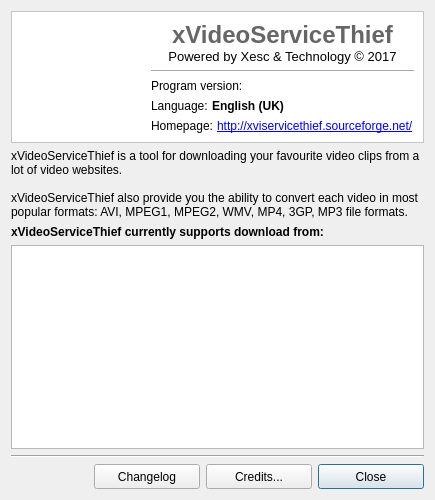
Before: the Qt Designer form ui/information.ui in xVST/xVideoServiceThief, drawn with Qt 5.
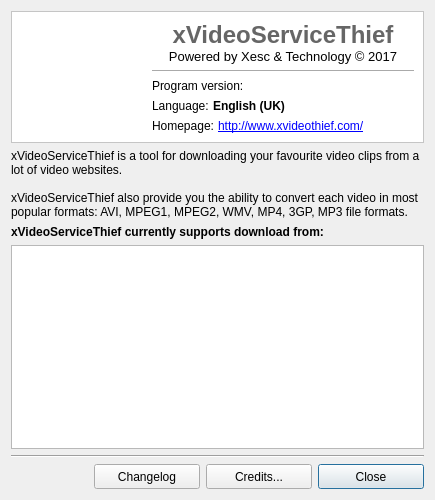
After: the same form once the commit is applied. Icons and pictures are not drawn.

Commit message: Migrated domain from old sourceforge site to new domain xvideothief.com

```diff
--- a/ui/information.ui
+++ b/ui/information.ui
@@ -163,7 +163,7 @@
           <item>
            <widget class="QLabel" name="lblURL">
             <property name="text">
-             <string>&lt;a href=&quot;http://xviservicethief.sourceforge.net/&quot;&gt;http://xviservicethief.sourceforge.net/&lt;/a&gt;</string>
+             <string>&lt;a href=&quot;http://www.xvideothief.com/&quot;&gt;http://www.xvideothief.com/&lt;/a&gt;</string>
             </property>
             <property name="openExternalLinks">
              <bool>true</bool>
```
The commit also changes 110 other files.
